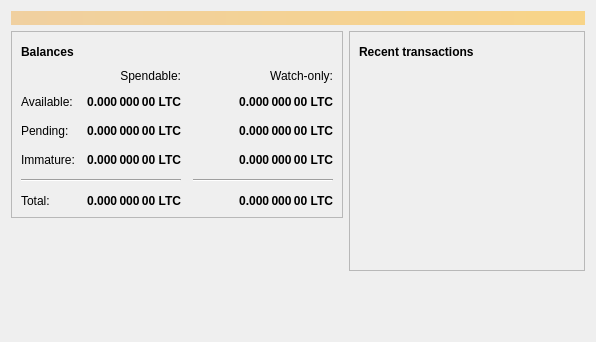
The window that src/qt/forms/overviewpage.ui (arsepound/arsepound) describes before a commit, drawn with Qt 5.
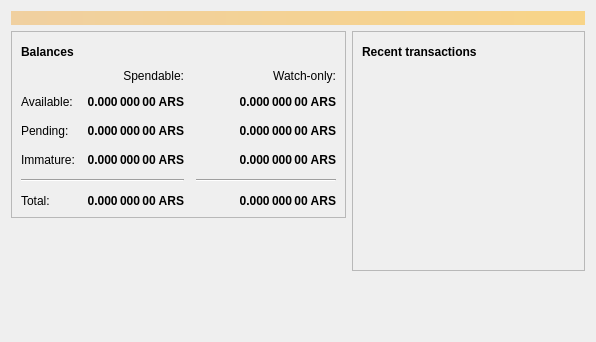
The same window after the commit. Icons and pictures are not drawn.

What changed in the file:
```diff
--- a/src/qt/forms/overviewpage.ui
+++ b/src/qt/forms/overviewpage.ui
@@ -129,7 +129,7 @@
                <string>Unconfirmed transactions to watch-only addresses</string>
               </property>
               <property name="text">
-               <string notr="true">0.000 000 00 LTC</string>
+               <string notr="true">0.000 000 00 ARS</string>
               </property>
               <property name="alignment">
                <set>Qt::AlignRight|Qt::AlignTrailing|Qt::AlignVCenter</set>
@@ -154,7 +154,7 @@
                <string>Total of transactions that have yet to be confirmed, and do not yet count toward the spendable balance</string>
               </property>
               <property name="text">
-               <string notr="true">0.000 000 00 LTC</string>
+               <string notr="true">0.000 000 00 ARS</string>
               </property>
               <property name="alignment">
                <set>Qt::AlignRight|Qt::AlignTrailing|Qt::AlignVCenter</set>
@@ -179,7 +179,7 @@
                <string>Mined balance in watch-only addresses that has not yet matured</string>
               </property>
               <property name="text">
-               <string notr="true">0.000 000 00 LTC</string>
+               <string notr="true">0.000 000 00 ARS</string>
               </property>
               <property name="alignment">
                <set>Qt::AlignRight|Qt::AlignTrailing|Qt::AlignVCenter</set>
@@ -237,7 +237,7 @@
                <string>Mined balance that has not yet matured</string>
               </property>
               <property name="text">
-               <string notr="true">0.000 000 00 LTC</string>
+               <string notr="true">0.000 000 00 ARS</string>
               </property>
               <property name="alignment">
                <set>Qt::AlignRight|Qt::AlignTrailing|Qt::AlignVCenter</set>
@@ -282,7 +282,7 @@
                <string>Your current total balance</string>
               </property>
               <property name="text">
-               <string notr="true">0.000 000 00 LTC</string>
+               <string notr="true">0.000 000 00 ARS</string>
               </property>
               <property name="alignment">
                <set>Qt::AlignRight|Qt::AlignTrailing|Qt::AlignVCenter</set>
@@ -307,7 +307,7 @@
                <string>Current total balance in watch-only addresses</string>
               </property>
               <property name="text">
-               <string notr="true">0.000 000 00 LTC</string>
+               <string notr="true">0.000 000 00 ARS</string>
               </property>
               <property name="alignment">
                <set>Qt::AlignRight|Qt::AlignTrailing|Qt::AlignVCenter</set>
@@ -349,7 +349,7 @@
                <string>Your current spendable balance</string>
               </property>
               <property name="text">
-               <string notr="true">0.000 000 00 LTC</string>
+               <string notr="true">0.000 000 00 ARS</string>
               </property>
               <property name="alignment">
                <set>Qt::AlignRight|Qt::AlignTrailing|Qt::AlignVCenter</set>
@@ -374,7 +374,7 @@
                <string>Your current balance in watch-only addresses</string>
               </property>
               <property name="text">
-               <string notr="true">0.000 000 00 LTC</string>
+               <string notr="true">0.000 000 00 ARS</string>
               </property>
               <property name="alignment">
                <set>Qt::AlignRight|Qt::AlignTrailing|Qt::AlignVCenter</set>
```
